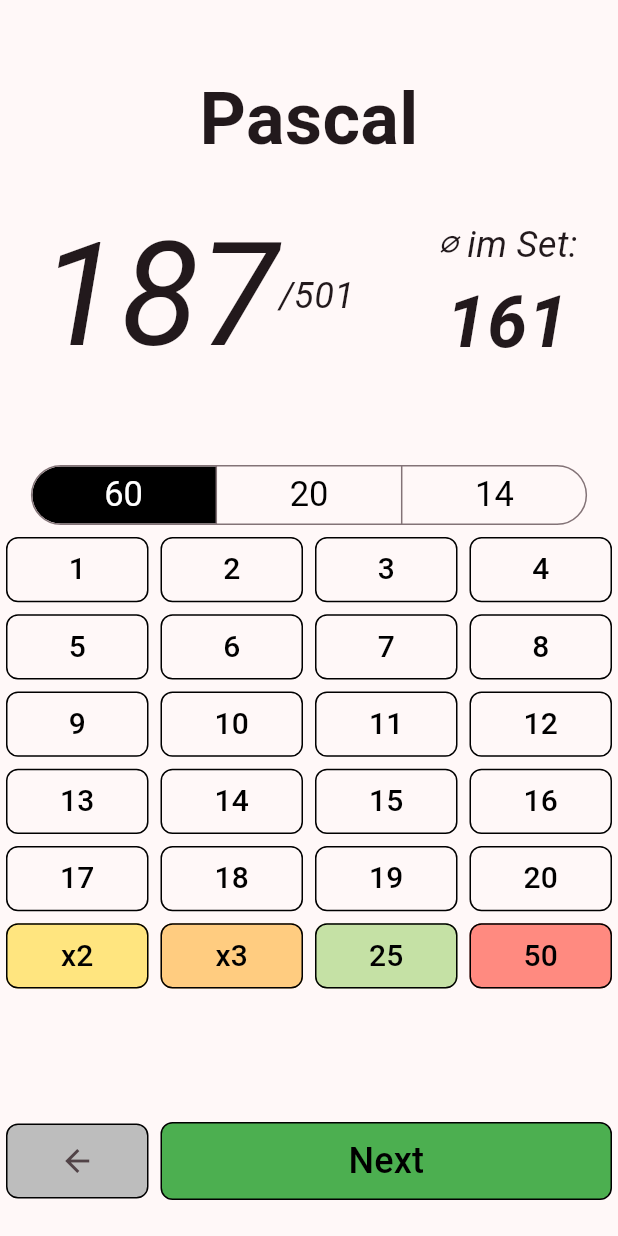
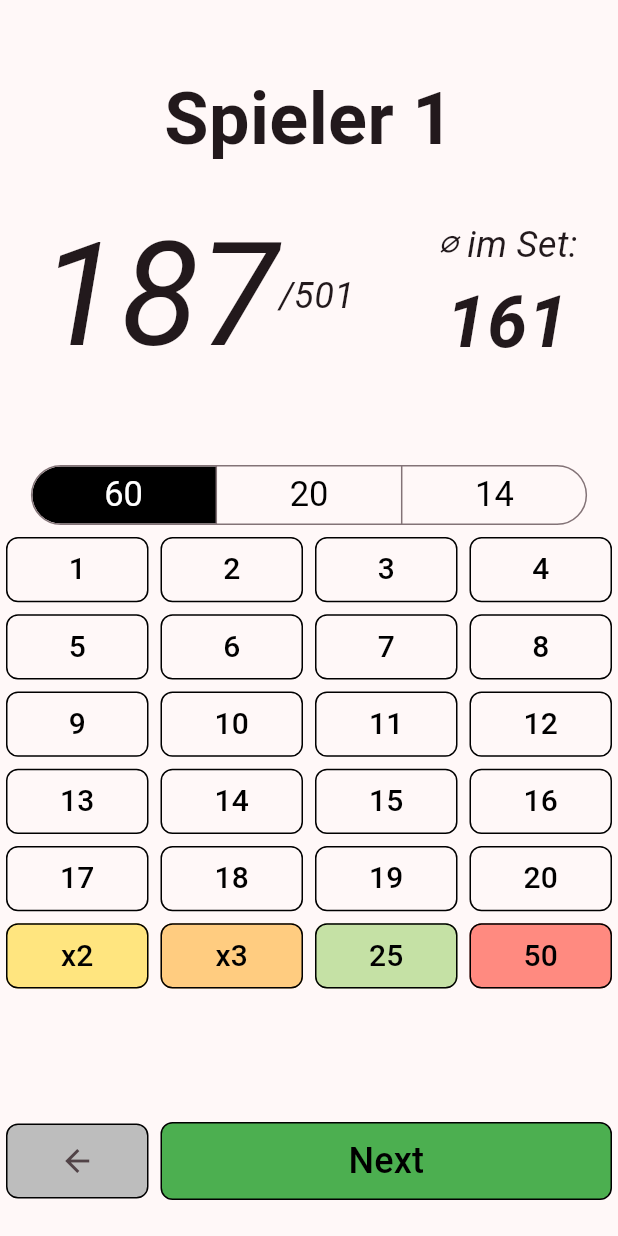
Before and after one commit to PassiSchoppi/DartPilot, a Flutter app: the screen it shows after launch, after a tap on "Start", on a phone screen of 412 x 824 dp. Run offline on Flutter 3.47's test engine with Material 3 defaults, Android fonts, the phone set to English and light mode, and no system bars.

Commit message:
global game_data class

```diff
--- a/lib/game_active_stats.dart
+++ b/lib/game_active_stats.dart
@@ -1,13 +1,16 @@
 import 'package:flutter/widgets.dart';
+import 'game_data.dart';
 
 class ActiveStats extends StatelessWidget {
+  GameData gameData = GameData();
+
   @override
   Widget build(BuildContext context) {
-    return const Column(mainAxisAlignment: MainAxisAlignment.start, children: [
+    return Column(mainAxisAlignment: MainAxisAlignment.start, children: [
       Padding(
         padding: EdgeInsets.only(top: 45, bottom: 15),
         child: Text(
-          'Pascal', // Replace with the name of the user
+          gameData.playerNames[gameData.activePlayer],
           style: TextStyle(
             fontSize: 48,
             fontWeight: FontWeight.bold,
--- /dev/null
+++ b/lib/game_data.dart
@@ -0,0 +1,67 @@
+class GameData {
+  static final GameData _instance = GameData._internal();
+
+  factory GameData() {
+    return _instance;
+  }
+
+  void calculateScores() {
+    // Clear existing playerScores
+    for (int i = 0; i < playerScores.length; i++) {
+      playerScores[i] = 0;
+    }
+
+    // Iterate over playerScoresByRound and sum up points for each player
+    for (int player = 0; player < playerScoresByRound.length; player++) {
+      for (int round = 0; round < playerScoresByRound[player].length; round++) {
+        for (int throwIndex = 0;
+            throwIndex < playerScoresByRound[player][round].length;
+            throwIndex++) {
+          for (int pointIndex = 0;
+              pointIndex <
+                  playerScoresByRound[player][round][throwIndex].length;
+              pointIndex++) {
+            playerScores[player] +=
+                playerScoresByRound[player][round][throwIndex][pointIndex];
+          }
+        }
+      }
+    }
+  }
+
+  void generateScoreByRound() {
+    playerScoresByRound = List.generate(
+        numberOfPlayers,
+        (index) => List.generate(
+            1,
+            (indexA) =>
+                List.generate(3, (indexB) => List.generate(1, (indexB) => 0)),
+            growable: true));
+  }
+
+  GameData._internal();
+
+  // Spielmodus
+  bool isSingle = true;
+  bool is301 = true;
+
+  // Anzahl der Spieler
+  int numberOfPlayers = 1;
+  List<String> playerNames =
+      List.generate(1, (index) => 'Spieler ${index + 1}');
+
+  // Aktiver Spieler
+  int activePlayer = 0;
+  int round = 0;
+  List<int> playerScores = List.generate(1, (index) => 0);
+  // Spieler Runde Wurf Punkte
+  List<List<List<List<int>>>> playerScoresByRound = List.generate(
+      1,
+      (index) => List.generate(
+          1,
+          (indexA) =>
+              List.generate(3, (indexB) => List.generate(1, (indexB) => 0)),
+          growable: true));
+  // Gewinner pro Runde
+  List<int> winnerPerRound = List.generate(0, (index) => 0, growable: true);
+}
--- a/lib/game_point_selector.dart
+++ b/lib/game_point_selector.dart
@@ -109,7 +109,8 @@ class PointSelector extends StatelessWidget {
             crossAxisCount: 4, // Adjust the number of columns as needed
             childAspectRatio: 2,
             children: [
-              NumberButton(-2, text: 'x2', backgrounC: Colors.amberAccent.shade100),
+              NumberButton(-2,
+                  text: 'x2', backgrounC: Colors.amberAccent.shade100),
               NumberButton(-3, text: 'x3', backgrounC: Colors.orange.shade200),
               NumberButton(25, backgrounC: Colors.lightGreen.shade200),
               NumberButton(50, backgrounC: Colors.redAccent.shade100),
--- a/lib/main.dart
+++ b/lib/main.dart
@@ -1,5 +1,6 @@
 import 'package:flutter/material.dart';
 import 'game.dart';
+import 'game_data.dart';
 
 void main() {
   runApp(const MyApp());
@@ -31,19 +32,10 @@ class MyHomePage extends StatefulWidget {
 }
 
 class _MyHomePageState extends State<MyHomePage> {
-  int _counter = 0;
-  int _playerCount = 2; // Default player count
-  int _selectedGameMode = 301; // Default game mode
-  bool isSingle = true;
-  bool is301 = true;
-  int selectedPlayers = 1;
-
-  List<String> _playerNames =
-      List.generate(1, (index) => 'Spieler ${index + 1}');
+  GameData gameData = GameData();
 
   void _incrementCounter() {
     setState(() {
-      _counter++;
     });
   }
 
@@ -76,14 +68,14 @@ class _MyHomePageState extends State<MyHomePage> {
                     child: ElevatedButton(
                       onPressed: () {
                         setState(() {
-                          selectedPlayers = playerCount;
-                          _playerNames = List.generate(selectedPlayers,
+                          gameData.numberOfPlayers = playerCount;
+                          gameData.playerNames = List.generate(gameData.numberOfPlayers,
                               (index) => 'Spieler ${index + 1}');
-                          print("$selectedPlayers");
+                          print("$gameData.selectedPlayers");
                         });
                       },
                       style: ElevatedButton.styleFrom(
-                        backgroundColor: selectedPlayers == playerCount
+                        backgroundColor: gameData.numberOfPlayers == playerCount
                             ? Colors.blue[100]
                             : Colors.grey[300],
                         padding: EdgeInsets.all(15.0),
@@ -115,14 +107,14 @@ class _MyHomePageState extends State<MyHomePage> {
               ),
               SizedBox(height: 10),
               Column(
-                children: _playerNames.map((name) {
+                children: gameData.playerNames.map((name) {
                   return TextFormField(
                     initialValue: name,
                     onChanged: (value) {
-                      _playerNames[_playerNames.indexOf(name)] = value;
+                      gameData.playerNames[gameData.playerNames.indexOf(name)] = value;
                     },
                     decoration: InputDecoration(
-                      labelText: 'Spieler ${_playerNames.indexOf(name) + 1}',
+                      labelText: 'Spieler ${gameData.playerNames.indexOf(name) + 1}',
                     ),
                   );
                 }).toList(),
@@ -139,12 +131,12 @@ class _MyHomePageState extends State<MyHomePage> {
                   ElevatedButton(
                     onPressed: () {
                       setState(() {
-                        is301 = true;
+                        gameData.is301 = true;
                       });
                     },
                     style: ElevatedButton.styleFrom(
                       backgroundColor:
-                          is301 ? Colors.blue[100] : Colors.grey[300],
+                          gameData.is301 ? Colors.blue[100] : Colors.grey[300],
                     ),
                     child: Text(
                       '301',
@@ -158,12 +150,12 @@ class _MyHomePageState extends State<MyHomePage> {
                   ElevatedButton(
                     onPressed: () {
                       setState(() {
-                        is301 = false;
+                        gameData.is301 = false;
                       });
                     },
                     style: ElevatedButton.styleFrom(
                       backgroundColor:
-                          !is301 ? Colors.blue[100] : Colors.grey[300],
+                          !gameData.is301 ? Colors.blue[100] : Colors.grey[300],
                     ),
                     child: Text(
                       '501',
@@ -187,12 +179,12 @@ class _MyHomePageState extends State<MyHomePage> {
                   ElevatedButton(
                     onPressed: () {
                       setState(() {
-                        isSingle = true;
+                        gameData.isSingle = true;
                       });
                     },
                     style: ElevatedButton.styleFrom(
                       backgroundColor:
-                          isSingle ? Colors.blue[100] : Colors.grey[300],
+                          gameData.isSingle ? Colors.blue[100] : Colors.grey[300],
                     ),
                     child: Text(
                       'Single',
@@ -206,12 +198,12 @@ class _MyHomePageState extends State<MyHomePage> {
                   ElevatedButton(
                     onPressed: () {
                       setState(() {
-                        isSingle = false;
+                        gameData.isSingle = false;
                       });
                     },
                     style: ElevatedButton.styleFrom(
                       backgroundColor:
-                          !isSingle ? Colors.blue[100] : Colors.grey[300],
+                          !gameData.isSingle ? Colors.blue[100] : Colors.grey[300],
                     ),
                     child: Text(
                       'Double',
```
